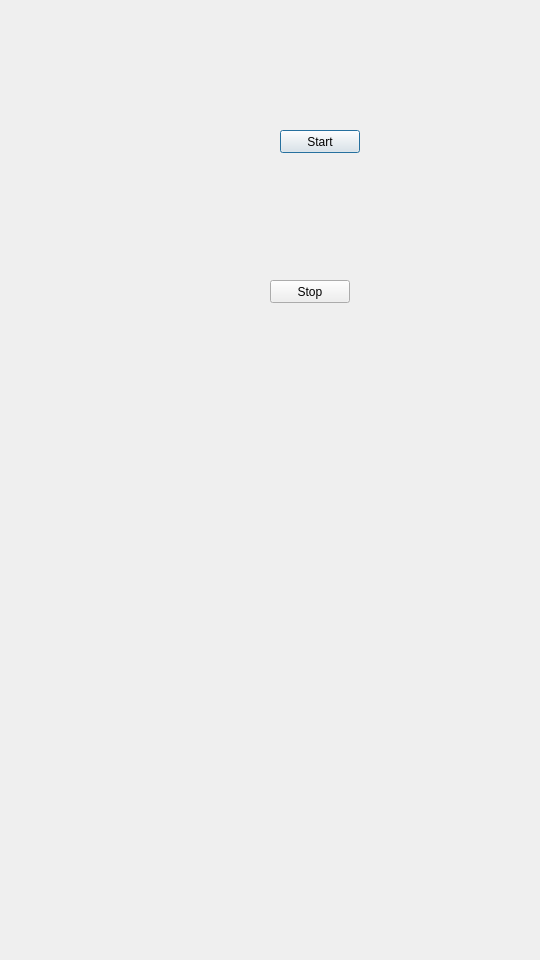
The window that app/dialog.ui (libmeta/xrtc) describes before a commit, drawn with Qt 5.
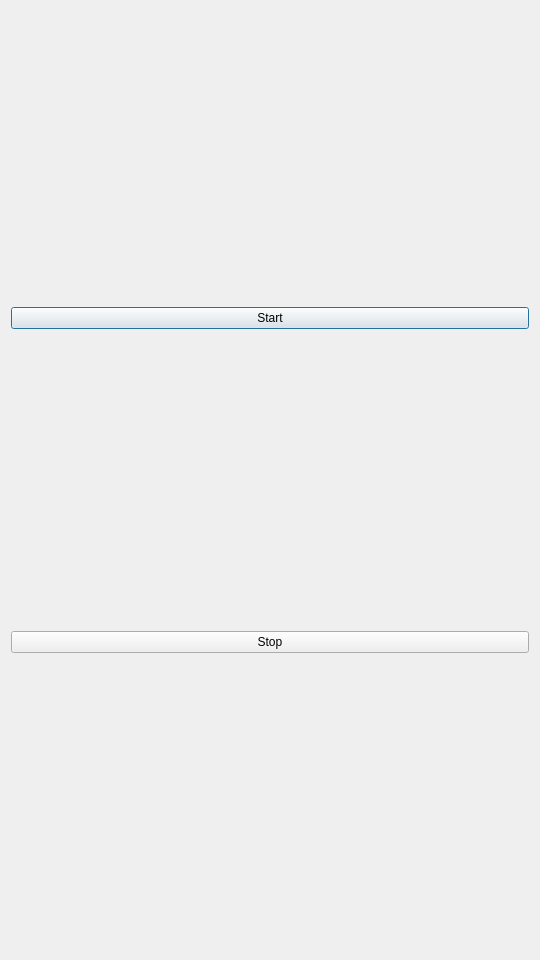
The same window after the commit.

The edit to the form file:
```diff
--- a/app/dialog.ui
+++ b/app/dialog.ui
@@ -13,32 +13,22 @@
   <property name="windowTitle">
    <string>Dialog</string>
   </property>
+  <layout class="QGridLayout" name="gridLayout">
+   <item row="0" column="0">
   <widget class="QPushButton" name="pushButtonStart">
-   <property name="geometry">
-    <rect>
-     <x>280</x>
-     <y>130</y>
-     <width>80</width>
-     <height>23</height>
-    </rect>
-   </property>
    <property name="text">
     <string>Start</string>
    </property>
   </widget>
+   </item>
+   <item row="1" column="0">
   <widget class="QPushButton" name="pushButtonStop">
-   <property name="geometry">
-    <rect>
-     <x>270</x>
-     <y>280</y>
-     <width>80</width>
-     <height>23</height>
-    </rect>
-   </property>
    <property name="text">
     <string>Stop</string>
    </property>
   </widget>
+   </item>
+  </layout>
  </widget>
  <resources/>
  <connections/>
```
Lines whose indentation alone changed are shown as unchanged.
